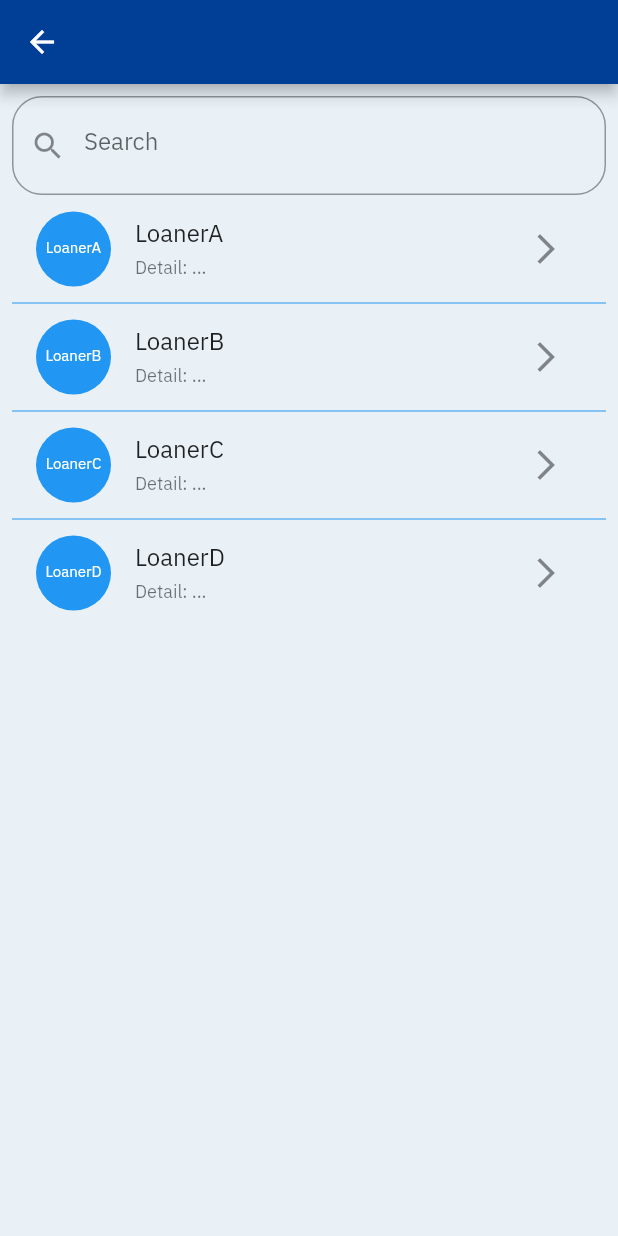
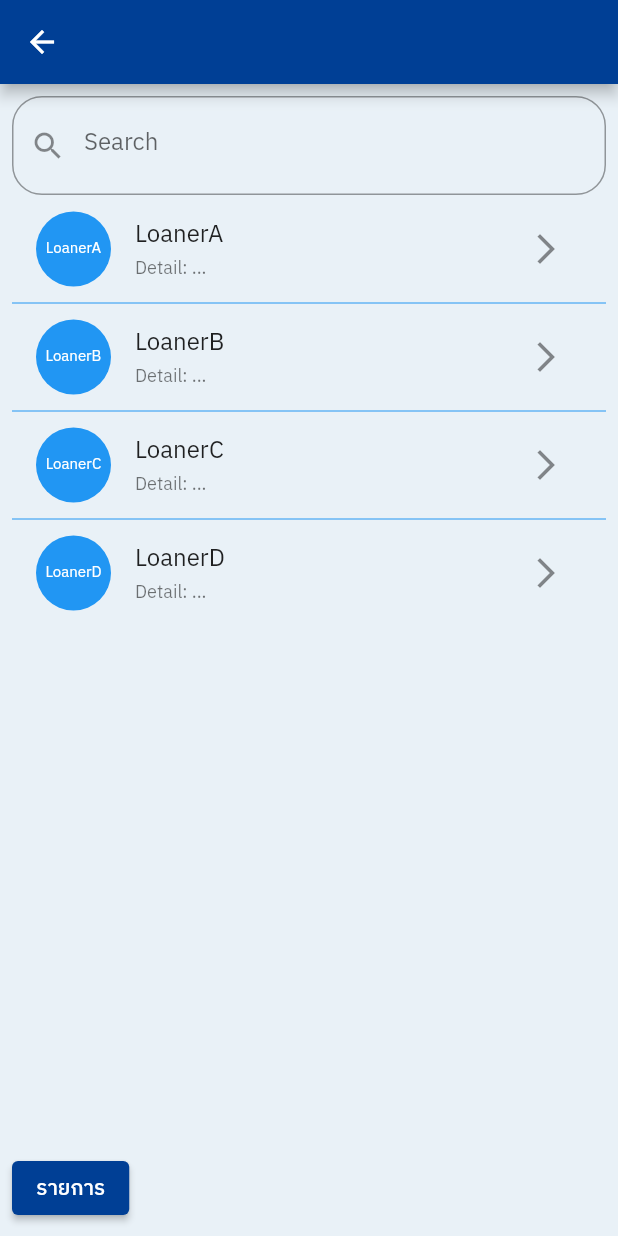
Before and after one commit to Kitiyaparnnn/Loaner_Management, a Flutter app: the LoanerPage screen opened directly, on a phone screen of 412 x 824 dp. Run offline on Flutter 3.47's test engine with Material 2 defaults, Android fonts, the phone set to English and light mode, and no system bars; our stand-ins replace bot_toast, image_picker, logger, shared_preferences; accounts and stored records are empty; statements that could not run were skipped.

Commit message:
update loaner page

```diff
--- a/lib/src/pages/employee/employee_page.dart
+++ b/lib/src/pages/employee/employee_page.dart
@@ -53,6 +53,7 @@ class _EmployeePageState extends State<EmployeePage> {
   Widget build(BuildContext context) {
     return Scaffold(
       appBar: AppBar(),
+      backgroundColor: AppColors.COLOR_GREY,
       body: Container(
         height: MediaQuery.of(context).size.height,
         child: GestureDetector(
--- a/lib/src/pages/loaner/loaner_page.dart
+++ b/lib/src/pages/loaner/loaner_page.dart
@@ -58,23 +58,19 @@ class _LoanerPageState extends State<LoanerPage> {
     return Scaffold(
         appBar: AppBar(),
         backgroundColor: AppColors.COLOR_GREY,
-      body: SafeArea(
-          child: Container(
+        body: Container(
           height: MediaQuery.of(context).size.height,
           child: GestureDetector(
             onTap: () => FocusScope.of(context).requestFocus(new FocusNode()),
-          child: SingleChildScrollView(
             child: Padding(
               padding: const EdgeInsets.all(8.0),
-            child: Container(
-              height: MediaQuery.of(context).size.height,
               child: Center(
                   child: Column(
                 children: [
                   _searchBar(),
                   _loanerList(),
                   Align(
-                    alignment: Alignment.bottomRight,
+                    alignment: Alignment.bottomLeft,
                     child: ElevatedButton(
                         onPressed: () => Navigator.push(
                             context,
@@ -85,10 +81,8 @@ class _LoanerPageState extends State<LoanerPage> {
                 ],
               )),
             ),
-          )),
           ),
-      )),
-    );
+        ));
   }
 
   _searchBar() {
--- a/lib/src/utils/Constants.dart
+++ b/lib/src/utils/Constants.dart
@@ -64,4 +64,6 @@ class Constants {
   static const String TEXT_SAVE = "บันทึก";
   static const String TEXT_SOME_THING_WRONG =
       "มีบางอย่างผิดพลาด กรุณาลองใหม่อีกครั้ง";
+  static const String TEXT_FORM_FIELD =
+      "กรุณาตรวจกรอกข้อมูลให้ครบ";
 }
```
Also changed, not shown: lib/src/pages/employee/add_employee_page.dart (+12 -10 lines), lib/src/pages/fill_appointment/fill_appointment_page.dart (added, +27 -0 lines), lib/src/pages/loaner/loaner_detail_page.dart (+4 -3 lines). Lines whose indentation alone changed are shown as unchanged.
